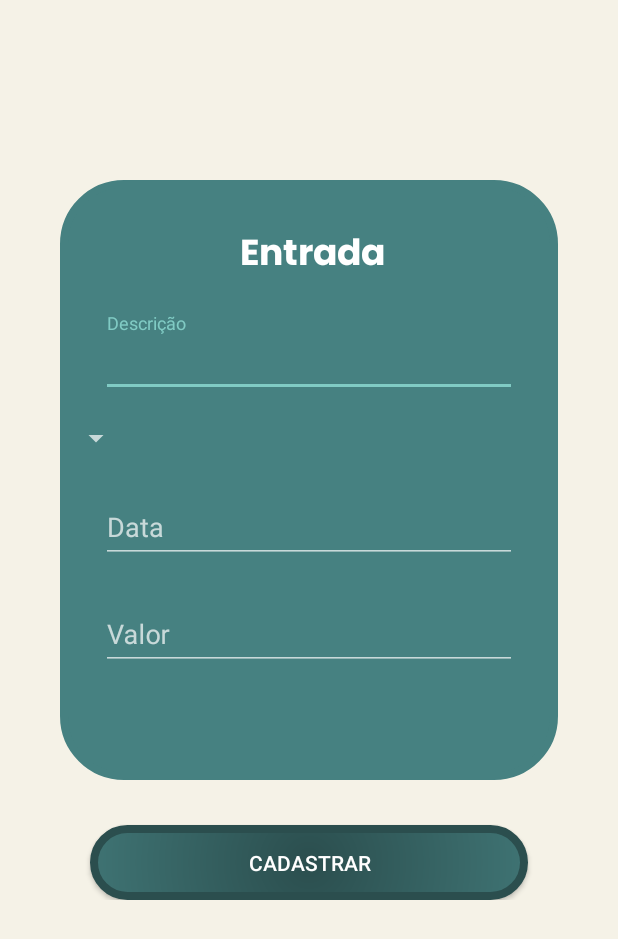
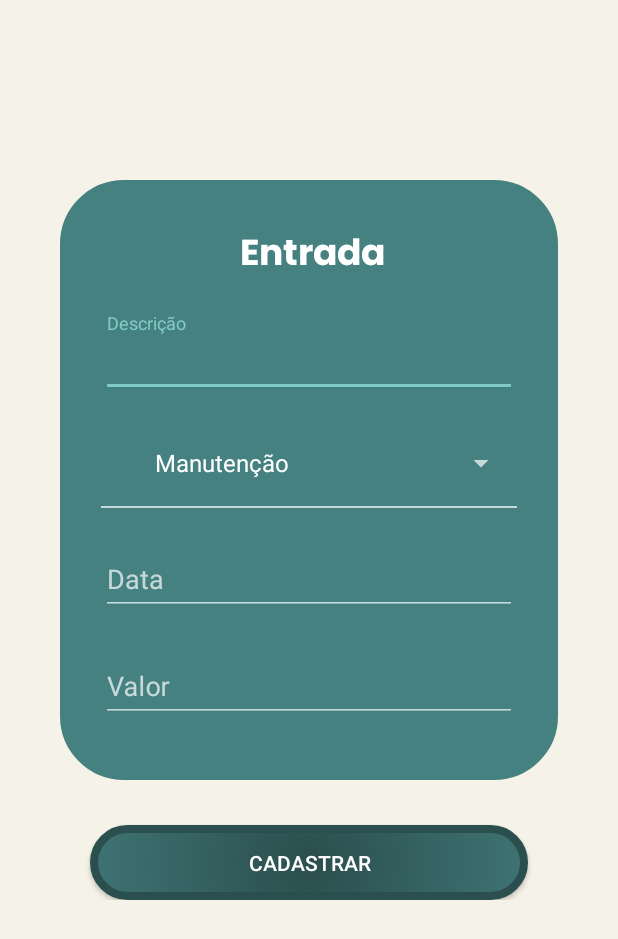
Before and after one commit to UINick/SmartTools-2.0, an Android app: the EntradaExtrato screen opened directly, with no data from a screen before it, on a phone screen of 412 x 824 dp. Shown: the top 939 px of the screen. Run offline under Robolectric (Android 15) with nearby library versions, the phone set to English and light mode, and no system bars.

Commit message:
adding new height for chart and comboBox working

```diff
--- a/App/ProjetoSmartTools/app/src/main/java/com/example/projetosmarttools/CadastroExtrato/EntradaExtrato.kt
+++ b/App/ProjetoSmartTools/app/src/main/java/com/example/projetosmarttools/CadastroExtrato/EntradaExtrato.kt
@@ -5,13 +5,35 @@ import android.os.Bundle
 import android.view.LayoutInflater
 import android.view.View
 import android.view.ViewGroup
-import android.widget.ArrayAdapter
-import android.widget.Spinner
+import android.widget.*
 import com.example.projetosmarttools.R
+import com.google.android.material.textfield.TextInputLayout
+import kotlinx.android.synthetic.main.loading_screen.view.*
 
 class EntradaExtrato : AppCompatActivity() {
+
+    lateinit var spinner: Spinner
+    lateinit var categoria: String
+
     override fun onCreate(savedInstanceState: Bundle?) {
         super.onCreate(savedInstanceState)
         setContentView(R.layout.activity_entrada_extrato)
+
+        spinner = findViewById(R.id.sp_categoria_entrada)
+
+        val options = arrayOf("Manutenção", "Troca de óleo", "Funilaria", "Peças", "Pinturas")
+
+        spinner.adapter = ArrayAdapter<String>(this, android.R.layout.simple_list_item_1, options)
+
+        spinner.onItemSelectedListener = object : AdapterView.OnItemSelectedListener {
+            override fun onItemSelected(p0: AdapterView<*>?, p1: View?, p2: Int, p3: Long) {
+                categoria = options.get(p2)
+            }
+
+            override fun onNothingSelected(p0: AdapterView<*>?) {
+                categoria = "Selecione uma opção"
+            }
+
+        }
     }
 }
--- a/App/ProjetoSmartTools/app/src/main/res/layout/activity_entrada_extrato.xml
+++ b/App/ProjetoSmartTools/app/src/main/res/layout/activity_entrada_extrato.xml
@@ -54,25 +54,21 @@
                 </com.google.android.material.textfield.TextInputEditText>
             </com.google.android.material.textfield.TextInputLayout>
 
-            <com.google.android.material.textfield.TextInputLayout
-
+            <Spinner
                 android:layout_width="match_parent"
                 android:layout_height="wrap_content"
+                android:id="@+id/sp_categoria_entrada"
+                android:padding="20dp"
                 android:layout_marginLeft="27dp"
-                android:layout_marginTop="15dp"
-                android:layout_marginRight="27dp"
-                android:tooltipText="Digite sua categoria"
-                android:id="@+id/ti_categoria"/>
-
-            <Spinner
-                android:layout_width="wrap_content"
-                android:layout_height="wrap_content"
-                android:id="@+id/sp_categoria_entrada"
-
-                />
-
-
-
+                android:layout_marginRight="27dp"/>
+            <LinearLayout
+                android:layout_width="match_parent"
+                android:layout_height="1dp"
+                android:background="#C6D9D9"
+                android:layout_marginTop="-15dp"
+                android:layout_marginLeft="27dp"
+                android:layout_marginRight="27dp">
+            </LinearLayout>
 
             <com.google.android.material.textfield.TextInputLayout
                 android:layout_width="match_parent"
--- a/App/ProjetoSmartTools/app/src/main/res/layout/fragment_dash.xml
+++ b/App/ProjetoSmartTools/app/src/main/res/layout/fragment_dash.xml
@@ -214,7 +214,7 @@
 
                         <LinearLayout
                             android:layout_width="match_parent"
-                            android:layout_height="226dp"
+                            android:layout_height="286dp"
                             android:orientation="vertical">
 
                             <TextView
@@ -231,7 +231,7 @@
                                 android:id="@+id/pieChart"
                                 style="@style/APDefacto.Light"
                                 android:layout_width="fill_parent"
-                                android:layout_height="152dp"
+                                android:layout_height="fill_parent"
                                 app:backgroundColor="#f2f5e7" />
                         </LinearLayout>
 
@@ -242,6 +242,7 @@
 
                             <Button
                                 android:id="@+id/add"
+                                android:layout_marginTop="40dp"
                                 android:layout_width="250dp"
                                 android:layout_height="70dp"
                                 android:layout_gravity="center"
```
Also changed, not shown: App/ProjetoSmartTools/app/src/main/java/com/example/projetosmarttools/CadastroExtrato/SaidaExtrato.kt (+22 -0 lines), App/ProjetoSmartTools/app/src/main/res/layout/activity_saida_extrato.xml (+12 -3 lines).
